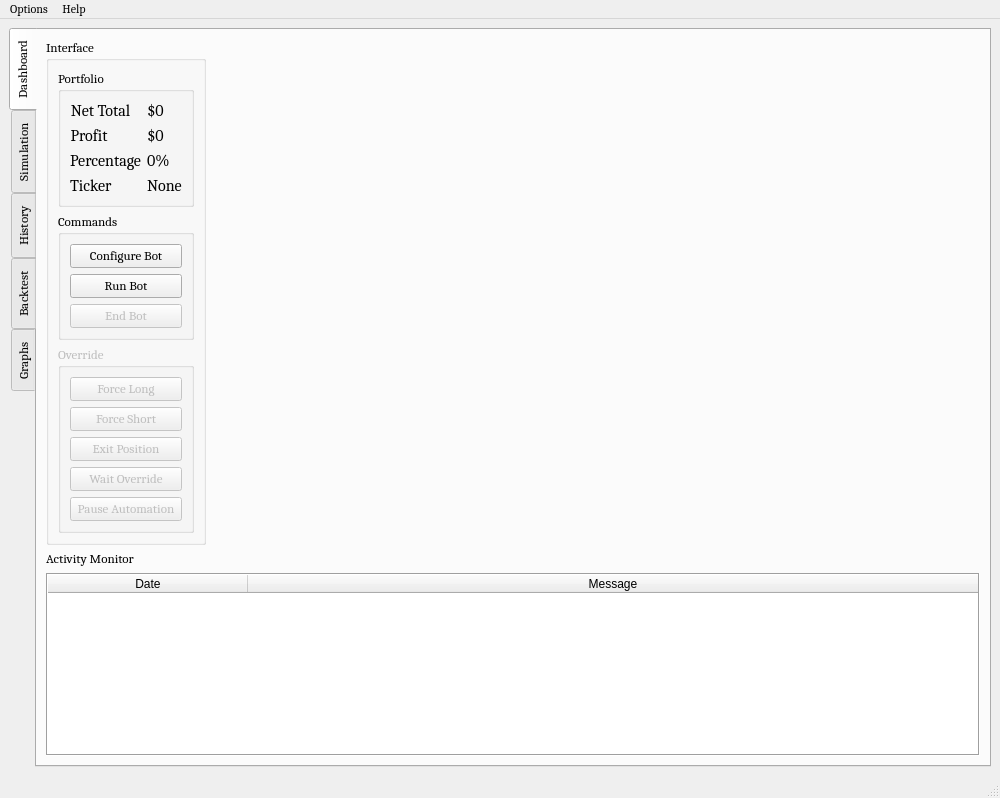
Above: UI/algobot.ui from ZENALC/algobot before the change. Below: the same form after it.
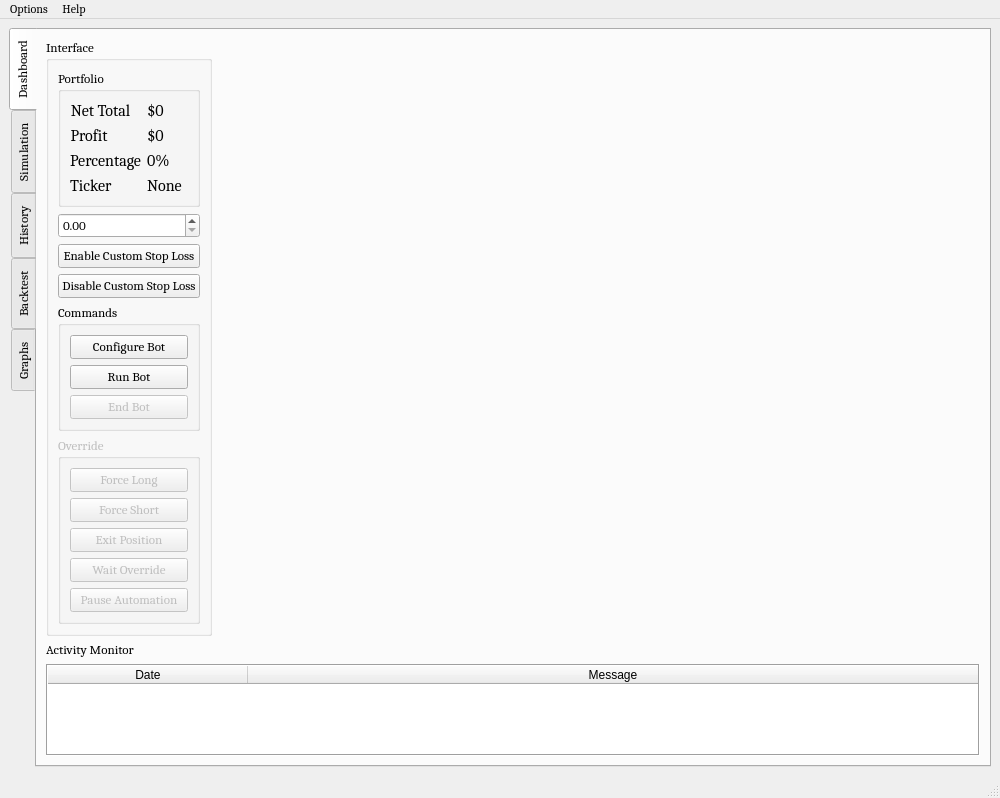
That is the form after the change. The open tabs and pages were chosen to show the change. Icons and pictures are not drawn. Custom widgets are drawn as their Qt base class.

Diff of the .ui file:
```diff
--- a/UI/algobot.ui
+++ b/UI/algobot.ui
@@ -225,6 +225,30 @@
              </layout>
             </widget>
            </item>
+           <item>
+            <widget class="QDoubleSpinBox" name="customStopLossValue">
+             <property name="buttonSymbols">
+              <enum>QAbstractSpinBox::UpDownArrows</enum>
+             </property>
+             <property name="maximum">
+              <double>10000000000.000000000000000</double>
+             </property>
+            </widget>
+           </item>
+           <item>
+            <widget class="QPushButton" name="enableCustomStopLossButton">
+             <property name="text">
+              <string>Enable Custom Stop Loss</string>
+             </property>
+            </widget>
+           </item>
+           <item>
+            <widget class="QPushButton" name="disableCustomStopLossButton">
+             <property name="text">
+              <string>Disable Custom Stop Loss</string>
+             </property>
+            </widget>
+           </item>
            <item>
             <widget class="QGroupBox" name="commandsGroupBox">
              <property name="sizePolicy">
```
Left out of the diff: 23 changed lines with no effect on the pictures.
